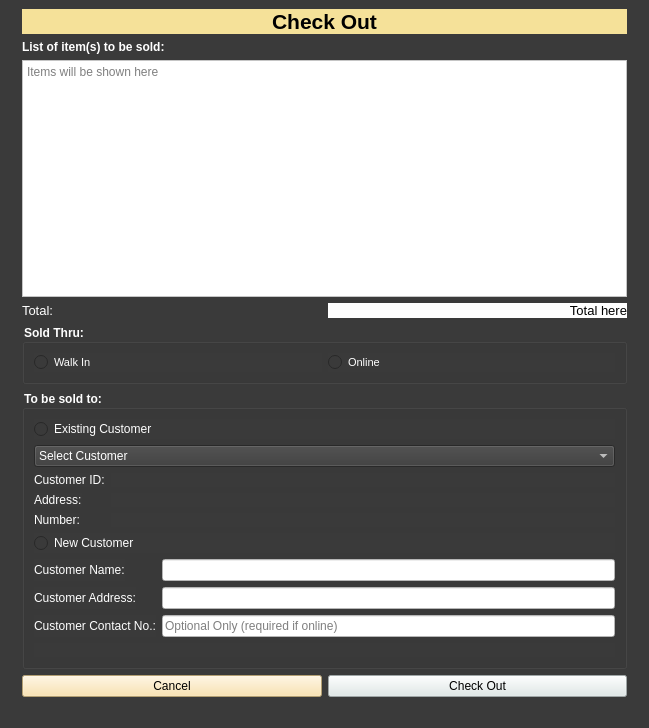
First picture: the form in Checkout_Page.ui, repository Aenan05/MAXPC, before the edit.
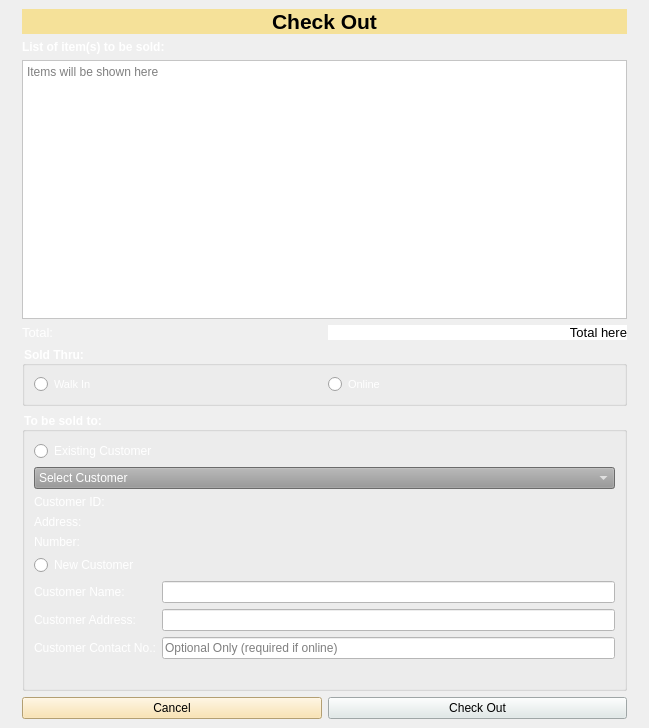
Second picture: the form after the edit.

Commit message: Theme Complete bug Admin Panel

Diff of the .ui file:
```diff
--- a/Checkout_Page.ui
+++ b/Checkout_Page.ui
@@ -14,9 +14,12 @@
    <string>Sell Item(s)</string>
   </property>
   <property name="styleSheet">
-   <string notr="true">background-color: rgb(58, 58, 58);</string>
+   <string notr="true"/>
   </property>
-  <widget class="QWidget" name="centralwidget">
+  <widget class="QWidget" name="CheckWidget">
+   <property name="styleSheet">
+    <string notr="true"/>
+   </property>
    <layout class="QGridLayout" name="gridLayout_2">
     <item row="0" column="2">
      <widget class="QLabel" name="label_10">
@@ -185,7 +188,8 @@
            <item>
             <widget class="QComboBox" name="cmbExisting">
              <property name="styleSheet">
-              <string notr="true">color: rgb(255, 255, 255);</string>
+              <string notr="true">
+background-color :rgb(150, 150, 150);</string>
              </property>
              <item>
               <property name="text">
@@ -404,7 +408,6 @@
     </rect>
    </property>
   </widget>
-  <widget class="QStatusBar" name="statusbar"/>
  </widget>
  <resources/>
  <connections/>
```
Left out of the diff: 2 changed lines with no effect on the pictures. The commit also changes 3 other files.
